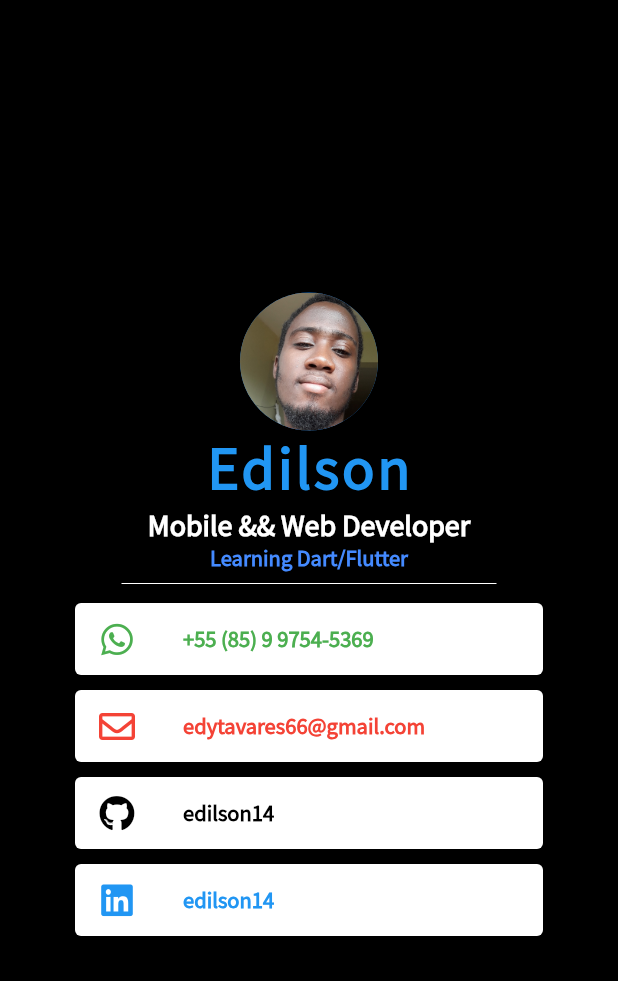
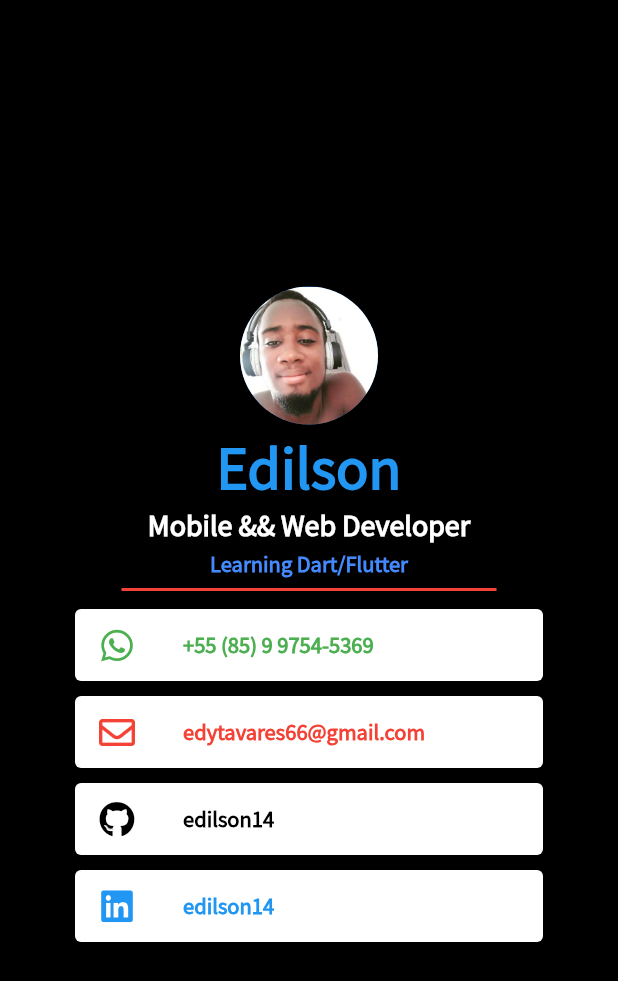
Before and after one commit to edilson14/mi_card_flutter, a Flutter app: the screen it shows after launch, on a phone screen of 412 x 824 dp. Shown: the top 981 px of the screen. Run offline on Flutter 3.47's test engine with Material 2 defaults, Android fonts, the phone set to English and light mode, and no system bars; our stand-ins replace font_awesome_flutter.

Commit message:
app done

```diff
--- a/lib/pages/home.dart
+++ b/lib/pages/home.dart
@@ -2,6 +2,7 @@ import 'package:flutter/material.dart';
 import 'package:font_awesome_flutter/font_awesome_flutter.dart';
 
 import '../widget/contact.dart';
+import '../widget/skills.dart';
 
 class MiCard extends StatelessWidget {
   @override
@@ -18,24 +19,13 @@ class MiCard extends StatelessWidget {
                 radius: 46.0,
                 backgroundImage: AssetImage('images/profile.jpeg'),
               ),
-              Text(
-                'Edilson',
-                style: TextStyle(
-                  color: Theme.of(context).primaryColor,
-                  fontSize: 40.0,
-                  fontWeight: FontWeight.bold,
-                  fontFamily: 'Source Sans Pro',
-                  letterSpacing: 2.0,
-                ),
-              ),
-              Text(
-                'Mobile && Web Developer',
-                style: TextStyle(
-                  color: Colors.white,
-                  fontFamily: 'Source Sans Pro',
-                  fontSize: 20.0,
-                  fontWeight: FontWeight.bold,
-                ),
+              Skills(
+                context: context,
+                title: 'Edilson',
+                titleFontSize: 40.0,
+                subTitle: 'Mobile && Web Developer',
+                subTitleFontColor: Colors.white,
+                subTitleFontSize: 20,
               ),
               Text(
                 'Learning Dart/Flutter',
@@ -49,7 +39,8 @@ class MiCard extends StatelessWidget {
               SizedBox(
                 width: 250.0,
                 child: Divider(
-                  color: Colors.white,
+                  thickness: 2,
+                  color: Colors.red,
                 ),
               ),
               Contact(
--- a/lib/widget/skills.dart
+++ b/lib/widget/skills.dart
@@ -4,15 +4,45 @@ class Skills extends StatelessWidget {
   Skills({
     @required context,
     @required this.title,
+    @required this.titleFontSize,
+    @required this.subTitle,
+    this.subTitleFontColor,
+    this.subTitleFontSize,
   });
 
-  final Text title;
+  final String title;
+  final double titleFontSize;
+
+  final String subTitle;
+  final Color subTitleFontColor;
+  final double subTitleFontSize;
 
   @override
   Widget build(BuildContext context) {
     return ListTile(
-      title: title,
-      isThreeLine: true,
+      title: Center(
+        child: Text(
+          title,
+          style: TextStyle(
+            fontSize: titleFontSize,
+            color: Theme.of(context).primaryColor,
+            fontFamily: 'Source Sans Pro',
+            fontWeight: FontWeight.bold,
+          ),
+        ),
+      ),
+      subtitle: Center(
+        child: Text(
+          subTitle,
+          style: TextStyle(
+            color: subTitleFontColor,
+            fontSize: subTitleFontSize,
+            fontFamily: 'Source Sans Pro',
+            fontWeight: FontWeight.bold,
+          ),
+        ),
+      ),
+      isThreeLine: false,
     );
   }
 }
```
Also changed, not shown: images/app.png (added), images/profile.jpeg.
